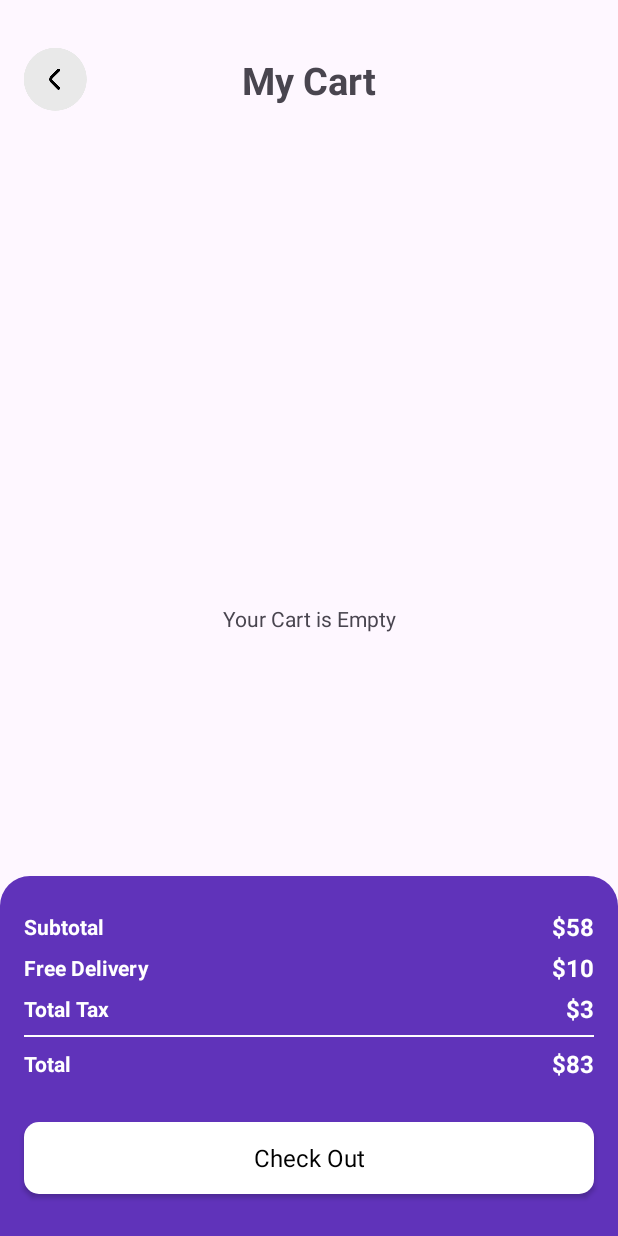
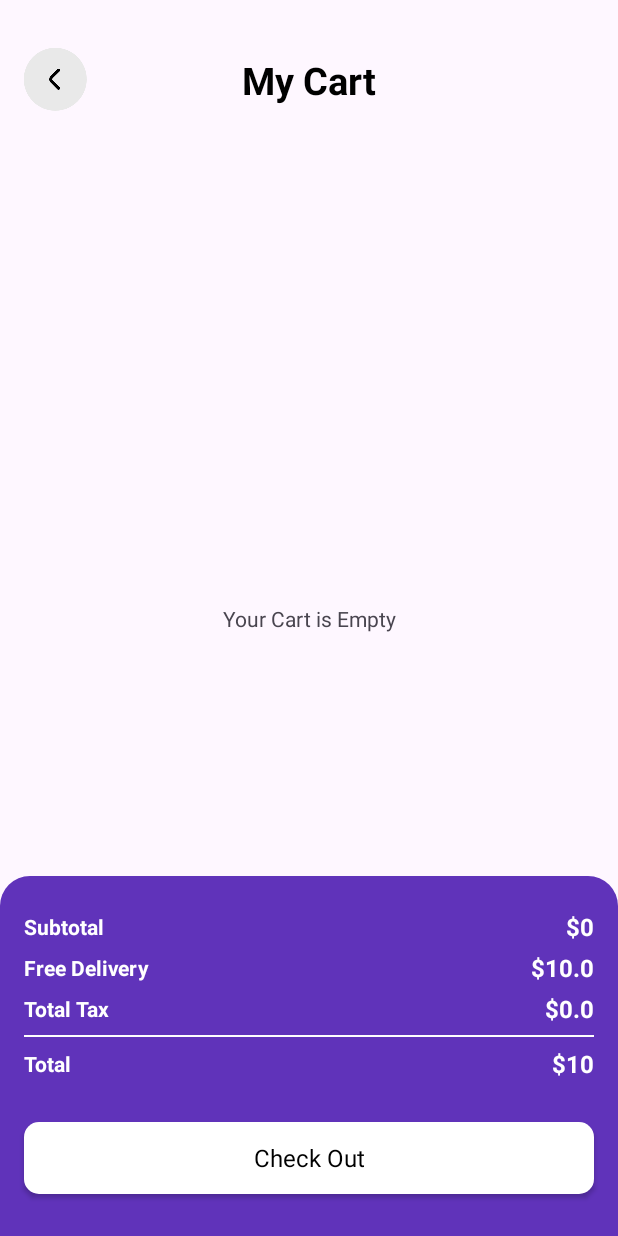
Before and after one commit to cihancalli/Elite_Time_Prime_Kotlin, an Android app: the CartActivity screen opened directly, with no data from a screen before it, on a phone screen of 412 x 824 dp. Run offline under Robolectric (Android 15) with nearby library versions, the phone set to English and light mode, and no system bars.

Commit message:
cart adapter backend

```diff
--- a/app/src/main/java/com/zerdasoftware/elitetime/Activity/CartActivity.kt
+++ b/app/src/main/java/com/zerdasoftware/elitetime/Activity/CartActivity.kt
@@ -1,16 +1,69 @@
 package com.zerdasoftware.elitetime.Activity
 
+import android.annotation.SuppressLint
 import android.os.Bundle
+import android.view.View
+import androidx.recyclerview.widget.LinearLayoutManager
+import com.zerdasoftware.elitetime.Adapter.CartAdapter
+import com.zerdasoftware.elitetime.Helper.ChangeNumberItemsListener
+import com.zerdasoftware.elitetime.Helper.ManagementChart
 import com.zerdasoftware.elitetime.databinding.ActivityCartBinding
 
 class CartActivity : BaseActivity() {
 
     private lateinit var binding: ActivityCartBinding
+    private lateinit var managementChart: ManagementChart
+    private var tax: Double = 0.0
 
     override fun onCreate(savedInstanceState: Bundle?) {
         super.onCreate(savedInstanceState)
         binding = ActivityCartBinding.inflate(layoutInflater)
         setContentView(binding.root)
 
+        managementChart = ManagementChart(this)
+
+        setVariable()
+        initCartList()
+        calculateCart()
+
+    }
+
+    private fun initCartList() {
+        binding.viewCart.layoutManager =
+            LinearLayoutManager(this, LinearLayoutManager.VERTICAL, false)
+        binding.viewCart.adapter =
+            CartAdapter(managementChart.getListCart(), this, object : ChangeNumberItemsListener {
+                override fun onChanged() {
+                    calculateCart()
+                }
+            })
+        with(binding) {
+            emptyTxt.visibility =
+                if (managementChart.getListCart().isEmpty()) View.VISIBLE else View.GONE
+            scrollView.visibility =
+                if (managementChart.getListCart().isEmpty()) View.GONE else View.VISIBLE
+
+        }
+    }
+
+    @SuppressLint("SetTextI18n")
+    private fun calculateCart() {
+        val percentTax = 0.02
+        val delivery = 10.0
+        tax = Math.round((managementChart.getTotalFee() * percentTax) * 100) / 100.0
+        val total = Math.round((managementChart.getTotalFee() + tax + delivery) * 100) / 100
+        val itemTotal = Math.round(managementChart.getTotalFee() * 100) / 100
+
+        with(binding) {
+            totalFeeTxt.text = "$$itemTotal"
+            taxTxt.text = "$$tax"
+            deliveryTxt.text = "$$delivery"
+            totalTxt.text = "$$total"
+        }
+
+    }
+
+    private fun setVariable() {
+        binding.backBtn.setOnClickListener { finish() }
     }
 }
--- a/app/src/main/java/com/zerdasoftware/elitetime/Activity/DetailActivity.kt
+++ b/app/src/main/java/com/zerdasoftware/elitetime/Activity/DetailActivity.kt
@@ -3,6 +3,7 @@
 package com.zerdasoftware.elitetime.Activity
 
 import android.annotation.SuppressLint
+import android.content.Intent
 import android.os.Bundle
 import android.view.View
 import androidx.recyclerview.widget.LinearLayoutManager
@@ -83,7 +84,7 @@ class DetailActivity : BaseActivity() {
         }
         binding.backBtn.setOnClickListener { finish() }
         binding.cartBtn.setOnClickListener {
-
+            startActivity(Intent(this@DetailActivity,CartActivity::class.java))
         }
 
     }
--- a/app/src/main/java/com/zerdasoftware/elitetime/Activity/MainActivity.kt
+++ b/app/src/main/java/com/zerdasoftware/elitetime/Activity/MainActivity.kt
@@ -1,5 +1,6 @@
 package com.zerdasoftware.elitetime.Activity
 
+import android.content.Intent
 import android.os.Bundle
 import android.view.View
 import androidx.lifecycle.Observer
@@ -27,6 +28,10 @@ class MainActivity : BaseActivity() {
         initBanner()
         initBrand()
         initItem()
+
+        binding.cartBtn.setOnClickListener {
+            startActivity(Intent(this@MainActivity,CartActivity::class.java))
+        }
 
     }
 
--- a/app/src/main/res/layout/activity_cart.xml
+++ b/app/src/main/res/layout/activity_cart.xml
@@ -45,6 +45,7 @@
             android:layout_width="wrap_content"
             android:layout_height="wrap_content"
             android:text="My Cart"
+            android:textColor="@color/black"
             android:textSize="25sp"
             android:textStyle="bold"
             app:layout_constraintBottom_toBottomOf="parent"
@@ -111,7 +112,7 @@
                 android:id="@+id/totalFeeTxt"
                 android:layout_width="wrap_content"
                 android:layout_height="wrap_content"
-                android:text="$58"
+                android:text="$-"
                 android:textColor="@color/white"
                 android:textSize="16sp"
                 android:textStyle="bold"
@@ -123,7 +124,7 @@
                 android:id="@+id/deliveryTxt"
                 android:layout_width="wrap_content"
                 android:layout_height="wrap_content"
-                android:text="$10"
+                android:text="$-"
                 android:textColor="@color/white"
                 android:textSize="16sp"
                 android:textStyle="bold"
@@ -135,7 +136,7 @@
                 android:id="@+id/taxTxt"
                 android:layout_width="wrap_content"
                 android:layout_height="wrap_content"
-                android:text="$3"
+                android:text="$-"
                 android:textColor="@color/white"
                 android:textSize="16sp"
                 android:textStyle="bold"
@@ -168,7 +169,7 @@
                 android:id="@+id/totalTxt"
                 android:layout_width="wrap_content"
                 android:layout_height="wrap_content"
-                android:text="$83"
+                android:text="$-"
                 android:textColor="@color/white"
                 android:textSize="16sp"
                 android:textStyle="bold"
@@ -194,6 +195,7 @@
     </androidx.constraintlayout.widget.ConstraintLayout>
 
     <ScrollView
+        android:id="@+id/scrollView"
         android:layout_width="match_parent"
         android:layout_height="0dp"
         app:layout_constraintBottom_toTopOf="@+id/bottomConstraintLayout"
--- a/app/src/main/res/layout/activity_main.xml
+++ b/app/src/main/res/layout/activity_main.xml
@@ -267,6 +267,7 @@
                 </LinearLayout>
 
                 <LinearLayout
+                    android:id="@+id/cartBtn"
                     android:layout_width="0dp"
                     android:layout_height="match_parent"
                     android:layout_weight="0.2"
```
Also changed, not shown: app/src/main/java/com/zerdasoftware/elitetime/Adapter/CartAdapter.kt (added, +71 -0 lines).
